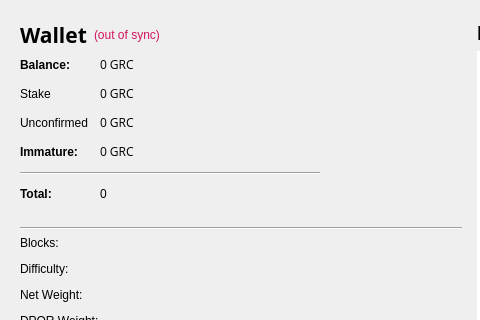
This is src/qt/forms/overviewpage.ui in gridcoin-community/Gridcoin-Research as Qt 5 draws it before an edit; both pictures show x 0 to 480 and y 0 to 320 of the 948 by 520 pixel window. The edited form follows.
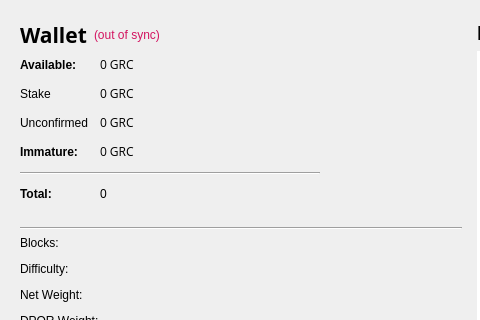
This is the edited form.

Diff of the .ui file:
```diff
--- a/src/qt/forms/overviewpage.ui
+++ b/src/qt/forms/overviewpage.ui
@@ -134,7 +134,7 @@
                </font>
               </property>
               <property name="text">
-               <string>Balance:</string>
+               <string>Available:</string>
               </property>
              </widget>
             </item>
```
Left out of the diff: 4 changed lines with no effect on the pictures.
